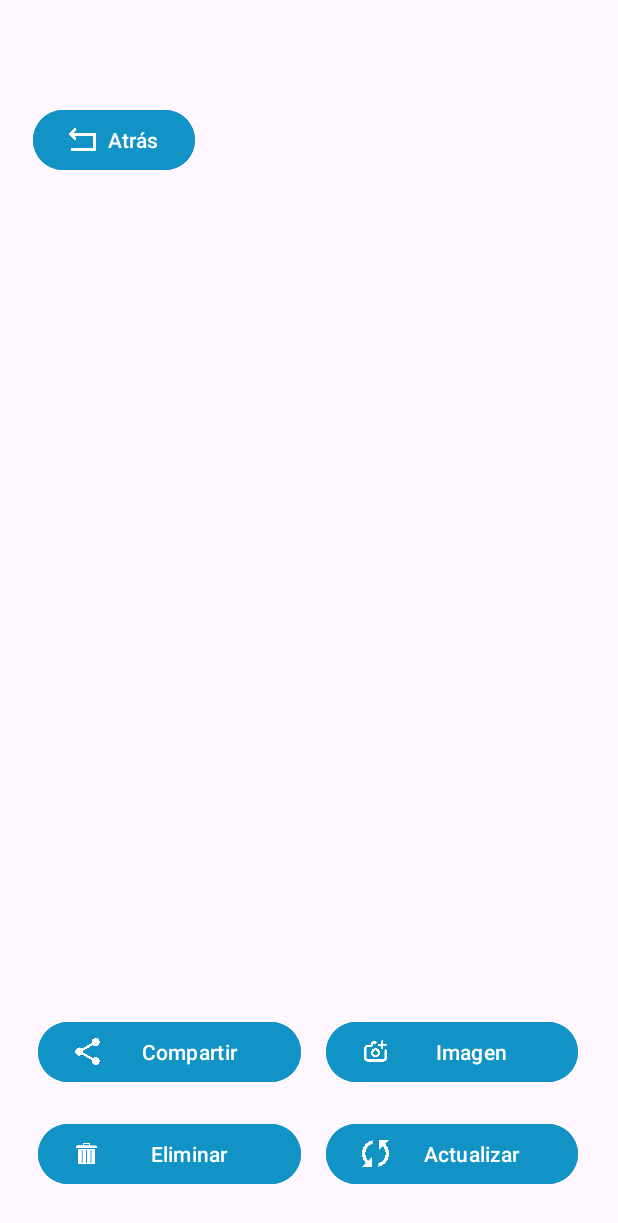
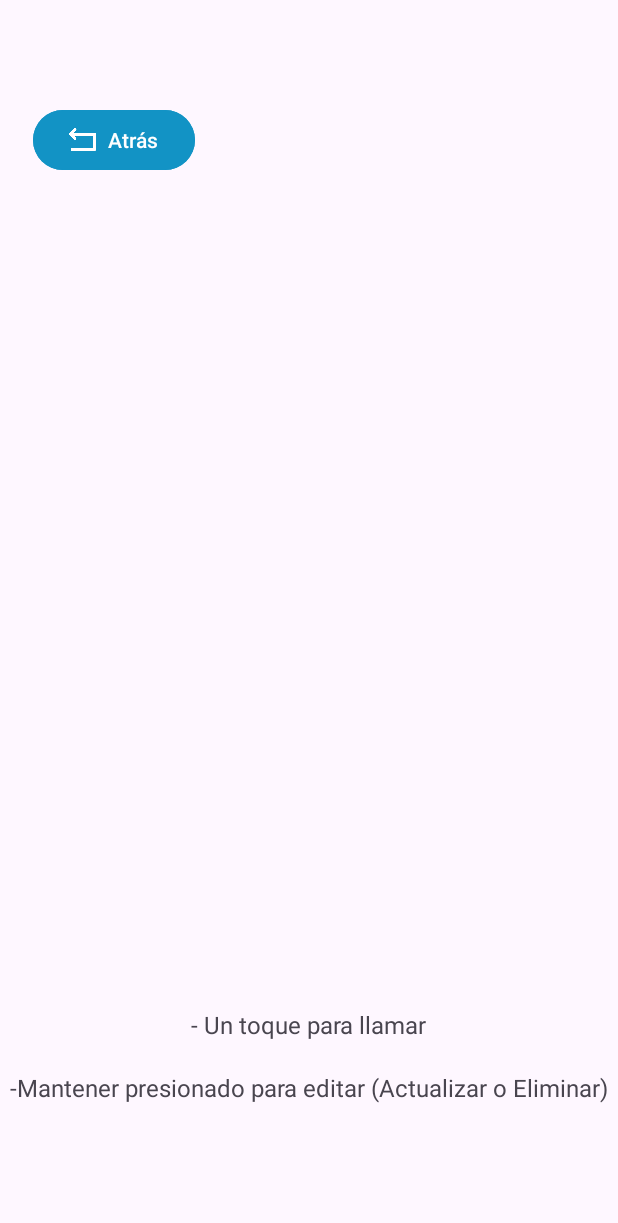
Before and after one commit to alfaken90/PM1E10040--0339, an Android app: the ListaActivity screen opened directly, with no data from a screen before it, on a phone screen of 412 x 824 dp. Shown: the top 1223 px of the screen. Run offline under Robolectric (Android 15) with nearby library versions, the phone set to English and light mode, and no system bars.

Commit message:
Modificacion pantalla lista

```diff
--- a/app/src/main/res/layout/activity_lista.xml
+++ b/app/src/main/res/layout/activity_lista.xml
@@ -6,32 +6,6 @@
     android:layout_width="match_parent"
     android:layout_height="match_parent"
     tools:context=".ListaActivity">
-
-    <Button
-        android:id="@+id/btnCompartir"
-        android:layout_width="175dp"
-        android:layout_height="48dp"
-        android:layout_marginStart="25dp"
-        android:layout_marginTop="25dp"
-        android:backgroundTint="#1293C5"
-        android:text="Compartir"
-        app:icon="@drawable/compartir"
-        app:layout_constraintStart_toStartOf="parent"
-        app:layout_constraintTop_toBottomOf="@+id/rvListaContactos" />
-
-    <Button
-        android:id="@+id/btnVerImagen"
-        android:layout_width="168dp"
-        android:layout_height="48dp"
-        android:layout_marginStart="15dp"
-        android:layout_marginTop="25dp"
-        android:layout_marginEnd="25dp"
-        android:backgroundTint="#1293C5"
-        android:text="Imagen"
-        app:icon="@drawable/camara"
-        app:layout_constraintEnd_toEndOf="parent"
-        app:layout_constraintStart_toEndOf="@+id/btnEliminar"
-        app:layout_constraintTop_toBottomOf="@+id/rvListaContactos" />
 
     <Button
         android:id="@+id/btnAtras"
@@ -58,30 +32,27 @@
         app:layout_constraintEnd_toEndOf="parent"
         app:layout_constraintStart_toStartOf="parent" />
 
-    <Button
-        android:id="@+id/btnEliminar"
-        android:layout_width="175dp"
-        android:layout_height="48dp"
-        android:layout_marginStart="25dp"
+    <TextView
+        android:id="@+id/textView8"
+        android:layout_width="wrap_content"
+        android:layout_height="wrap_content"
         android:layout_marginTop="20dp"
-        android:backgroundTint="#1293C5"
-        android:text="Eliminar"
-        app:icon="@drawable/eliminar"
+        android:text="- Un toque para llamar"
+        android:textSize="16sp"
+        app:layout_constraintEnd_toEndOf="parent"
         app:layout_constraintStart_toStartOf="parent"
-        app:layout_constraintTop_toBottomOf="@+id/btnCompartir" />
+        app:layout_constraintTop_toBottomOf="@+id/rvListaContactos" />
 
-    <Button
-        android:id="@+id/btnActualizar"
-        android:layout_width="168dp"
-        android:layout_height="48dp"
-        android:layout_marginStart="15dp"
+    <TextView
+        android:id="@+id/textView9"
+        android:layout_width="wrap_content"
+        android:layout_height="wrap_content"
         android:layout_marginTop="20dp"
-        android:layout_marginEnd="25dp"
-        android:backgroundTint="#1293C5"
-        android:text="Actualizar"
-        app:icon="@drawable/actualizar"
+        android:text="-Mantener presionado para editar (Actualizar o Eliminar)"
+        android:textSize="16sp"
         app:layout_constraintEnd_toEndOf="parent"
-        app:layout_constraintStart_toEndOf="@+id/btnEliminar"
-        app:layout_constraintTop_toBottomOf="@+id/btnVerImagen" />
+        app:layout_constraintHorizontal_bias="0.501"
+        app:layout_constraintStart_toStartOf="parent"
+        app:layout_constraintTop_toBottomOf="@+id/textView8" />
 
 </androidx.constraintlayout.widget.ConstraintLayout>
```
